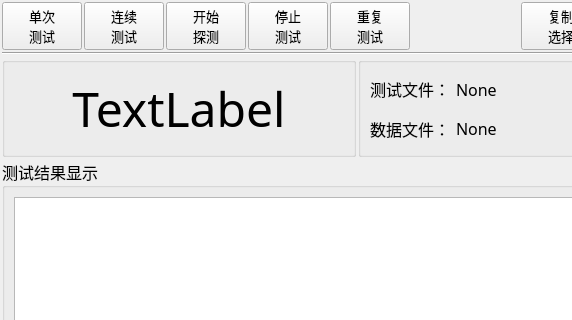
This is MeterMode/clsMeterMode.ui in caicaiking/WKEFactoryView2014 as Qt 5 draws it before an edit; both pictures show x 0 to 572 and y 0 to 320 of the 1423 by 768 pixel window. The edited form follows.
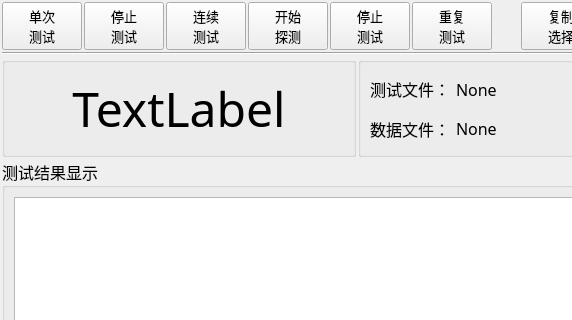
This is the edited form. Icons and pictures are not drawn. Custom widgets are drawn as their Qt base class.

Commit message: 更改了仪表模式的3260校准和 增加了软件触发一个停止测试按钮

What changed in the file:
```diff
--- a/MeterMode/clsMeterMode.ui
+++ b/MeterMode/clsMeterMode.ui
@@ -81,6 +81,48 @@
         </property>
        </widget>
       </item>
+      <item>
+       <widget class="QPushButton" name="btnStepStop">
+        <property name="minimumSize">
+         <size>
+          <width>0</width>
+          <height>40</height>
+         </size>
+        </property>
+        <property name="font">
+         <font>
+          <family>楷体</family>
+          <pointsize>10</pointsize>
+         </font>
+        </property>
+        <property name="toolTip">
+         <string>&lt;html&gt;&lt;head/&gt;&lt;body&gt;&lt;p&gt;单击可以进行一次测试。&lt;/p&gt;&lt;/body&gt;&lt;/html&gt;</string>
+        </property>
+        <property name="text">
+         <string>停止
+测试</string>
+        </property>
+        <property name="icon">
+         <iconset resource="../recFile/myRes.qrc">
+          <normaloff>:/Icons/stop.png</normaloff>:/Icons/stop.png</iconset>
+        </property>
+        <property name="iconSize">
+         <size>
+          <width>20</width>
+          <height>20</height>
+         </size>
+        </property>
+        <property name="shortcut">
+         <string>Enter</string>
+        </property>
+        <property name="checkable">
+         <bool>false</bool>
+        </property>
+        <property name="autoExclusive">
+         <bool>false</bool>
+        </property>
+       </widget>
+      </item>
       <item>
        <widget class="QPushButton" name="btnRep">
         <property name="minimumSize">
```
The commit also changes 21 other files.
